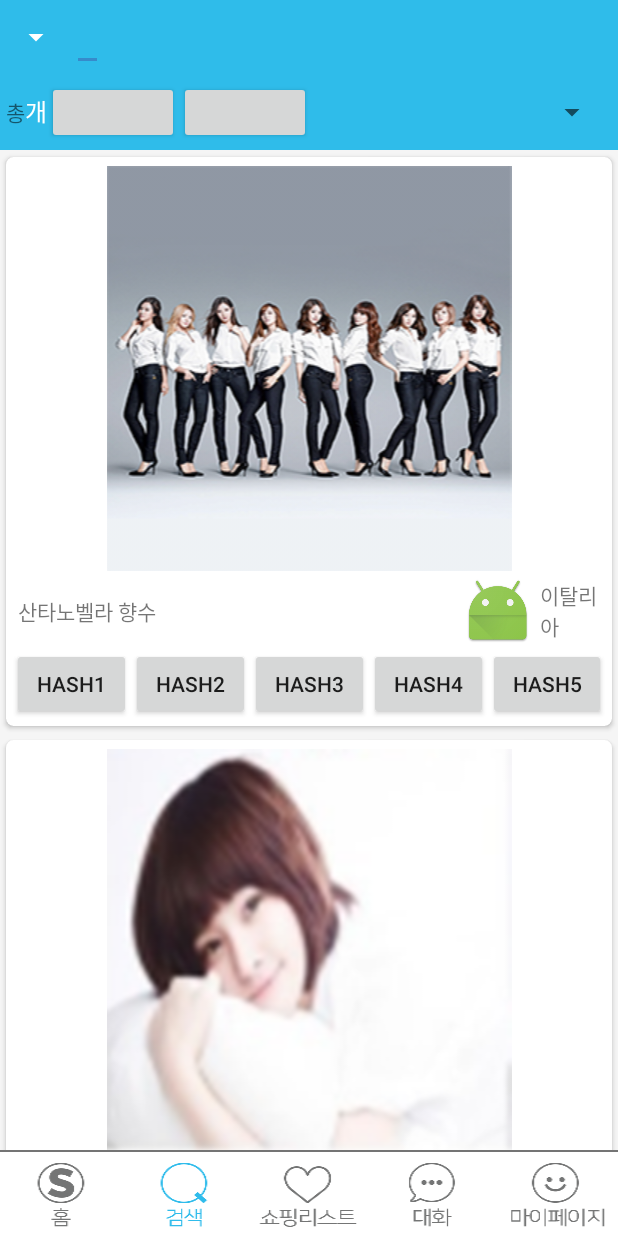
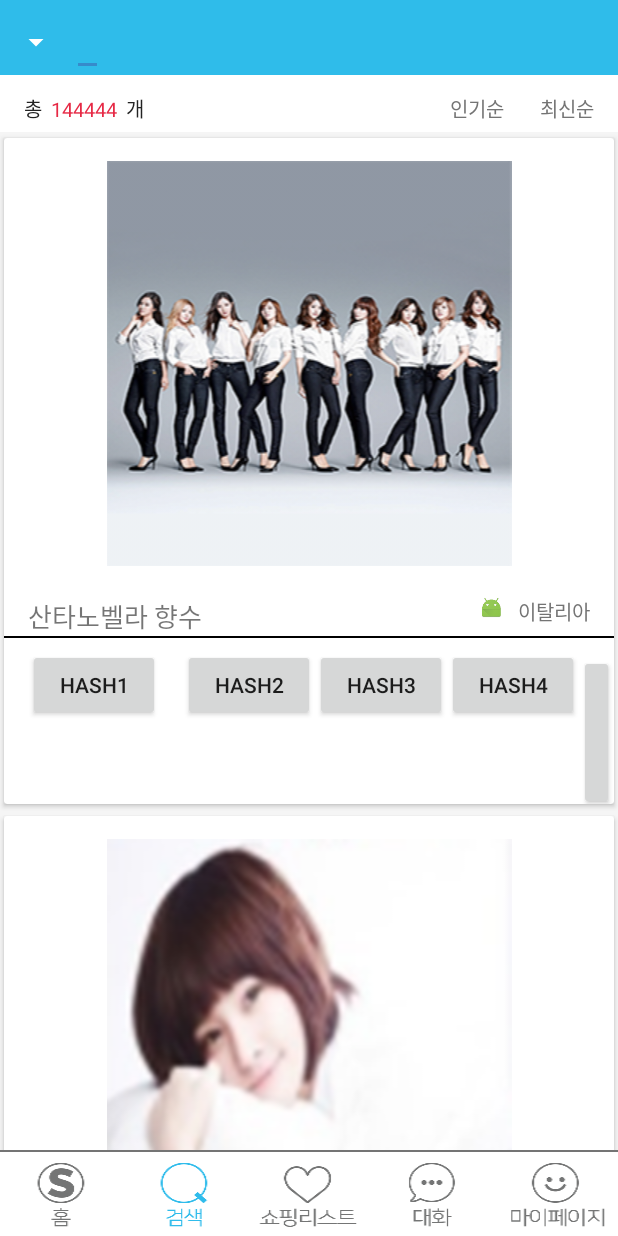
Before and after one commit to woosuk-oh/SadajoProject, an Android app: the SearchListActivity screen opened directly, with no data from a screen before it, on a phone screen of 412 x 824 dp. Run offline under Robolectric (Android 15) with nearby library versions, the phone set to English and light mode, and no system bars; Roboto replaces fonts that are not available here.

```diff
--- a/app/src/main/java/com/tacademy/sadajo/search/searchlist/SearchListActivity.java
+++ b/app/src/main/java/com/tacademy/sadajo/search/searchlist/SearchListActivity.java
@@ -30,7 +30,7 @@ public class SearchListActivity extends AppCompatActivity {
     // private CollapsingSwipeRefreshLayout swiper;
     private RecyclerView mRecycler;
 
-    RecyclerView.Adapter Adapter;
+
     RecyclerView.LayoutManager layoutManager;
 
     ImageButton homeBtn;
@@ -46,7 +46,14 @@ public class SearchListActivity extends AppCompatActivity {
 
     private Animation inAnim;
     private Animation outAnim;
-    private TextView customTitle;
+
+    private TextView customTitleText1;
+    private TextView customTitleText2;
+    private TextView customTitleText3;
+    private TextView customTitleText4;
+    private TextView customTitleText5;
+
+
     private EditText searchBar;
     private Button searchBarClear;
 
@@ -109,10 +116,14 @@ public class SearchListActivity extends AppCompatActivity {
                     getResources().getDisplayMetrics());
         }
 
-        customTitle = (TextView) findViewById(R.id.custom_title);
+        customTitleText1 = (TextView) findViewById(R.id.chong);
+        customTitleText2 = (TextView) findViewById(R.id.item_count_textview); // 갯수
+        customTitleText3 = (TextView) findViewById(R.id.gae);
+        customTitleText4 = (TextView) findViewById(R.id.popularity); // 인기순
+        customTitleText5 = (TextView) findViewById(R.id.latest); //최신순
 
 
-        // 바텀 탭바
+                // 바텀 탭바
 
         homeBtn = (ImageButton) findViewById(R.id.homeBtn);
         homeBtn.setOnClickListener(mClickListener);
--- a/app/src/main/res/layout/activity_search.xml
+++ b/app/src/main/res/layout/activity_search.xml
@@ -8,7 +8,6 @@
     android:layout_width="match_parent"
     android:layout_height="match_parent"
     tools:context="com.tacademy.sadajo.search.searchlist.SearchListActivity">
-
 
 
     <LinearLayout
@@ -43,7 +42,7 @@
                 <LinearLayout
                     android:id="@+id/collapsing_toolbar"
                     android:layout_width="match_parent"
-                    android:layout_height="match_parent"
+                    android:layout_height="56dp"
                     android:orientation="vertical"
                     app:layout_collapseMode="parallax">
 
@@ -52,6 +51,7 @@
                         android:layout_width="match_parent"
                         android:layout_height="match_parent"
                         android:orientation="horizontal"
+
 
                         >
 
@@ -74,20 +74,19 @@
                                 android:id="@+id/search_search_et"
                                 android:layout_width="wrap_content"
                                 android:layout_height="wrap_content"
-                                android:textColor="#000000"
-
                                 android:paddingLeft="10dp"
 
+                                android:singleLine="true"
 
 
-                                android:singleLine="true" />
+                                android:textColor="#000000" />
                             <!--android:background="@drawable/search_bar"-->
                             <Button
+                                android:id="@+id/search_search_bt"
                                 android:layout_width="20dp"
+
                                 android:layout_height="20dp"
-
                                 android:layout_gravity="right"
-                                android:id="@+id/search_search_bt"
 
                                 />
                             <!--android:background="@drawable/search_delete_button"-->
@@ -107,43 +106,79 @@
         <LinearLayout
             android:id="@+id/custom_view_bar"
             android:layout_width="match_parent"
-            android:layout_height="50dp"
-            android:background="#2fbcea"
-            android:orientation="horizontal"
-            android:padding="4dp">
+            android:layout_height="38dp"
+            android:background="#ffffff"
+            android:orientation="horizontal">
+
+
+            <LinearLayout
+                android:layout_width="match_parent"
+                android:layout_height="match_parent"
+                android:layout_weight="1">
 
                 <TextView
-                android:id="@+id/textView"
+                    android:id="@+id/chong"
                     android:layout_width="wrap_content"
                     android:layout_height="wrap_content"
-                android:text="총" />
+                    android:layout_marginLeft="16dp"
+                    android:layout_marginTop="12dp"
+
+                    android:text="총"
+                    android:textColor="#232323"
+                    android:textSize="13sp" />
 
                 <TextView
-                android:id="@+id/custom_title"
+                    android:id="@+id/item_count_textview"
                     android:layout_width="wrap_content"
                     android:layout_height="wrap_content"
-                android:layout_centerVertical="true"
+                    android:layout_marginLeft="6dp"
+                    android:layout_marginTop="12dp"
+                    android:text="144444"
+                    android:textColor="#e62945"
+                    android:textSize="13sp" />
+                <TextView
+                    android:id="@+id/gae"
+                    android:layout_width="wrap_content"
+                    android:layout_height="wrap_content"
+                    android:layout_marginLeft="6dp"
+                    android:layout_marginTop="12dp"
                     android:maxLines="1"
                     android:text="개"
-                android:textColor="@android:color/white"
-                android:textSize="16sp" />
+                    android:textColor="#232323"
+                    android:textSize="13sp" />
 
-            <Button
-                android:layout_width="wrap_content"
-                android:layout_height="wrap_content" />
+            </LinearLayout>
 
-            <Button
-                android:layout_width="wrap_content"
-                android:layout_height="wrap_content" />
 
-            <Spinner
-                android:id="@+id/search_collaps_bar_spinner"
+
+
+            <LinearLayout
+                android:layout_width="match_parent"
+                android:layout_height="match_parent"
+                android:layout_weight="1"
+                android:gravity="right">
+
+                <TextView
+                    android:id="@+id/popularity"
                     android:layout_width="wrap_content"
                     android:layout_height="wrap_content"
-                android:layout_gravity="center"
-                android:layout_marginLeft="150dp" />
+                    android:layout_marginTop="12dp"
+                    android:layout_marginRight="24dp"
+                    android:text="인기순"
+                    android:textColor="#747474"
+                    android:textSize="13sp" />
 
-
+                <TextView
+                    android:id="@+id/latest"
+                    android:layout_width="wrap_content"
+                    android:layout_height="wrap_content"
+                    android:layout_marginRight="16dp"
+                    android:layout_marginTop="12dp"
+                    android:gravity="right"
+                    android:text="최신순"
+                    android:textColor="#747474"
+                    android:textSize="13sp"/>
+            </LinearLayout>
         </LinearLayout>
 
         <LinearLayout
@@ -161,6 +196,7 @@
 
 
     </LinearLayout>
+
     <FrameLayout
         android:layout_width="match_parent"
         android:layout_height="wrap_content"
--- a/app/src/main/res/layout/search_list_grid_item.xml
+++ b/app/src/main/res/layout/search_list_grid_item.xml
@@ -5,7 +5,7 @@
     android:layout_width="match_parent"
     android:layout_height="wrap_content"
     android:layout_gravity="center"
-    card_view:cardCornerRadius="5dp"
+    card_view:cardCornerRadius="2dp"
     card_view:cardUseCompatPadding="true">
 
     <!-- Search List에서 리스트되는 아이템 xml. (카드뷰 형태) -->
@@ -15,16 +15,15 @@
         android:id="@+id/card_back"
         android:layout_width="match_parent"
         android:layout_height="wrap_content"
+        android:layout_marginTop="15dp"
         android:animateLayoutChanges="true"
-        android:orientation="vertical"
-        android:padding="4dp">
+        android:orientation="vertical">
 
         <ImageView
             android:id="@+id/search_item_image"
             android:layout_width="match_parent"
             android:layout_height="match_parent"
             android:background="@android:color/white"
-            android:padding="2dp"
             android:scaleType="fitCenter"
             android:src="@drawable/sample1" />
 
@@ -32,72 +31,125 @@
             android:id="@+id/item_expand_area"
             android:layout_width="match_parent"
             android:layout_height="wrap_content"
-            android:gravity="center"
             android:orientation="horizontal">
+
+            <LinearLayout
+                android:layout_width="match_parent"
+                android:layout_height="wrap_content"
+                android:layout_weight="1"
+                android:paddingTop="20dp">
 
                 <TextView
                     android:id="@+id/search_item_name"
                     android:layout_width="wrap_content"
                     android:layout_height="wrap_content"
-                android:layout_margin="4dp"
-                android:text="itemName" />
+                    android:layout_marginLeft="16dp"
+
+                    android:text="itemName"
+                    android:textSize="17sp" />
+
+            </LinearLayout>
+
+            <LinearLayout
+                android:layout_width="match_parent"
+                android:layout_height="match_parent"
+                android:layout_weight="1"
+                android:gravity="right"
+                android:paddingTop="20dp">
 
 
                 <ImageView
                     android:id="@+id/cuntry_image"
-                android:layout_width="wrap_content"
-                android:layout_height="wrap_content"
-                android:layout_marginLeft="200dp"
+                    android:layout_width="15dp"
+                    android:layout_height="15dp"
+                    android:layout_marginRight="10dp"
+
                     card_view:srcCompat="@mipmap/ic_launcher" />
 
                 <TextView
                     android:id="@+id/search_country_name"
                     android:layout_width="wrap_content"
                     android:layout_height="wrap_content"
-                android:layout_margin="4dp"
-                android:text="이탈리아" />
 
+                    android:layout_marginRight="16dp"
+                    android:text="이탈리아"
+                    android:textColor="#747474"
+                    android:textSize="13sp" />
 
             </LinearLayout>
+        </LinearLayout>
+
+        <!-- 1줄 -->
+        <LinearLayout
+            android:layout_width="match_parent"
+            android:layout_height="1dp"
+            android:background="#000000">
+
+        </LinearLayout>
+
+        <ScrollView
+            android:layout_width="match_parent"
+            android:layout_height="wrap_content"
+
+            android:layout_above="@+id/list_item_hash_button"
+            android:layout_below="@+id/list_item_hash_button"
+
+            >
 
             <LinearLayout
                 android:id="@+id/list_item_hash_button"
                 android:layout_width="match_parent"
                 android:layout_height="wrap_content"
-            android:gravity="center"
-            android:orientation="horizontal">
+                android:orientation="horizontal"
+                android:paddingLeft="16dp"
+                android:paddingTop="7dp">
+
 
                 <Button
                     android:id="@+id/sample_hash_button1"
                     android:layout_width="wrap_content"
                     android:layout_height="wrap_content"
-                android:layout_weight="1"
+                    android:layout_marginRight="15dp"
+
                     android:text="hash1" />
+
                 <Button
                     android:id="@+id/sample_hash_button2"
                     android:layout_width="wrap_content"
                     android:layout_height="wrap_content"
-                android:layout_weight="1"
+
                     android:text="hash2" />
+
                 <Button
                     android:id="@+id/sample_hash_button3"
                     android:layout_width="wrap_content"
                     android:layout_height="wrap_content"
-                android:layout_weight="1"
+
                     android:text="hash3" />
+
                 <Button
                     android:id="@+id/sample_hash_button4"
                     android:layout_width="wrap_content"
                     android:layout_height="wrap_content"
-                android:layout_weight="1"
+
                     android:text="hash4" />
+
                 <Button
                     android:id="@+id/sample_hash_button5"
                     android:layout_width="wrap_content"
                     android:layout_height="wrap_content"
-                android:layout_weight="1"
+
                     android:text="hash5" />
-        </LinearLayout>
+
+                <Button
+                    android:id="@+id/sample_hash_button6"
+                    android:layout_width="wrap_content"
+                    android:layout_height="wrap_content"
+
+                    android:text="hash6"/>
+
 
             </LinearLayout>
+        </ScrollView>
+    </LinearLayout>
 </android.support.v7.widget.CardView>
```
Also changed, not shown: app/src/main/java/com/tacademy/sadajo/search/searchdetail/SearchDetail.java (+67 -2 lines), app/src/main/res/layout/search_detail_body.xml (+27 -8 lines), app/src/main/res/layout/search_detail_view_pager_item.xml (added, +10 -0 lines). Lines whose indentation alone changed are shown as unchanged.
